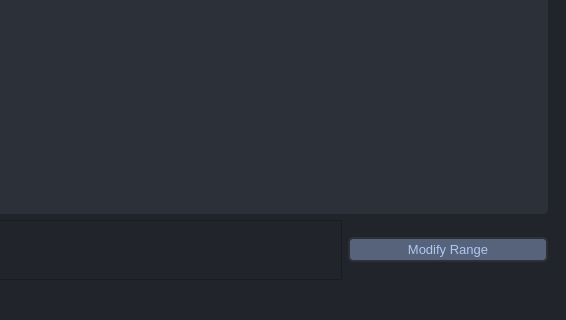
Old version of the form assets/ui/gui.ui in the repository sherinsugathan/GeoVis; both pictures show x 469 to 1035 and y 382 to 702 of the 1035 by 702 pixel window.
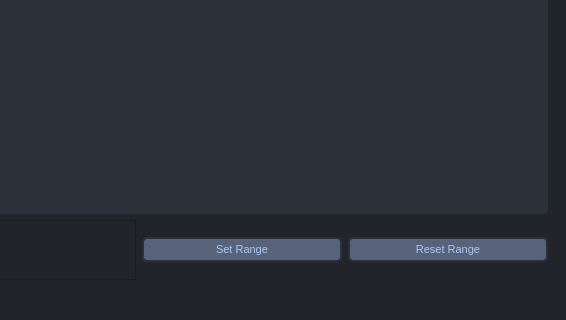
New version of the form. The open tabs and pages were chosen to show the change. Icons and pictures are not drawn.

```diff
--- a/assets/ui/gui.ui
+++ b/assets/ui/gui.ui
@@ -178,7 +178,7 @@
             <property name="font">
              <font>
               <family>Arial</family>
-              <pointsize>10</pointsize>
+              <pointsize>8</pointsize>
              </font>
             </property>
             <property name="styleSheet">
@@ -201,7 +201,51 @@
 }</string>
             </property>
             <property name="text">
-             <string>Modify Range</string>
+             <string>Set Range</string>
+            </property>
+           </widget>
+          </item>
+          <item>
+           <widget class="QPushButton" name="pushButton_ResetRange">
+            <property name="minimumSize">
+             <size>
+              <width>100</width>
+              <height>25</height>
+             </size>
+            </property>
+            <property name="maximumSize">
+             <size>
+              <width>200</width>
+              <height>16777215</height>
+             </size>
+            </property>
+            <property name="font">
+             <font>
+              <family>Arial</family>
+              <pointsize>8</pointsize>
+             </font>
+            </property>
+            <property name="styleSheet">
+             <string notr="true">QPushButton {
+border: 2px solid rgb(44, 48, 57);
+	border-radius: 5px;	
+	/*background-color: rgb(52, 59, 72);*/
+background-color: rgb(87, 99, 122);
+color:rgb(175, 199, 242);
+}
+QPushButton:hover {
+	/*background-color: rgb(57, 65, 80);*/
+background-color: rgb(103, 117, 144);
+border: 0px solid rgb(52, 59, 72);
+	
+}
+QPushButton:pressed {	
+	background-color: rgb(35, 40, 49);
+	border: 2px solid rgb(43, 50, 61);
+}</string>
+            </property>
+            <property name="text">
+             <string>Reset Range</string>
             </property>
            </widget>
           </item>
```
